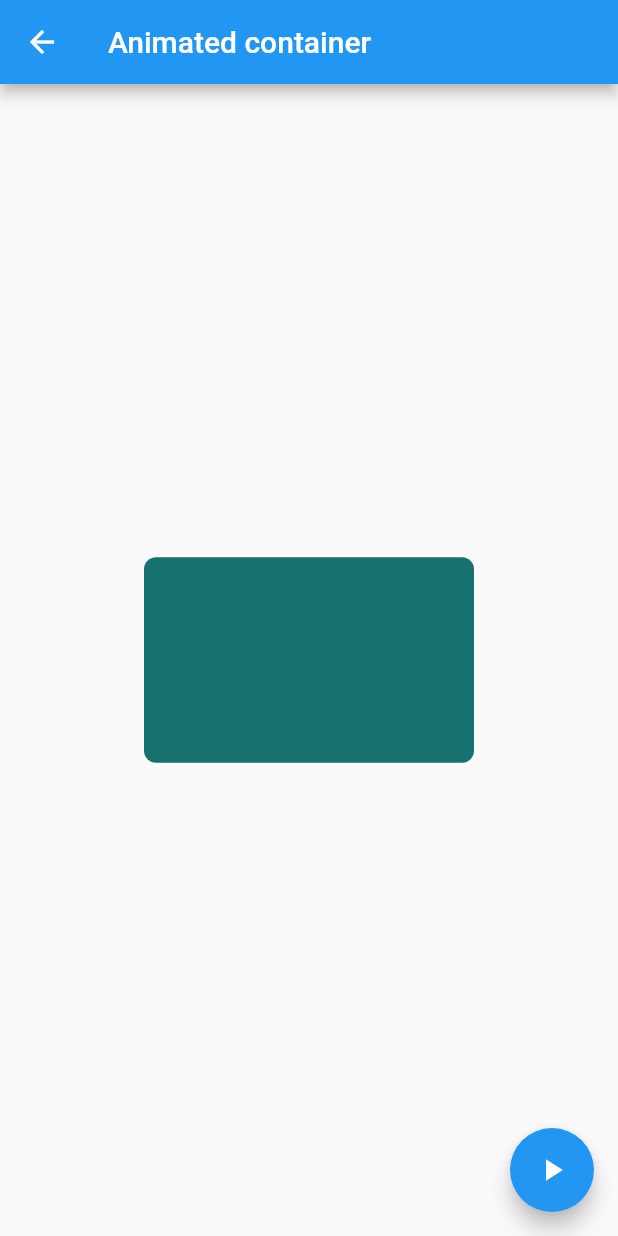
After one commit to frozenfangkb/components-flutter, a Flutter app: the AnimatedContainerPage screen opened by its route, after a tap on the "play arrow" icon, on a phone screen of 412 x 824 dp. The commit adds this screen. Run offline on Flutter 3.47's test engine with Material 2 defaults, Android fonts, the phone set to English and light mode, and no system bars.

Commit message:
animated container

```diff
--- a/data/menu_opts.json
+++ b/data/menu_opts.json
@@ -15,6 +15,11 @@
             "ruta" : "card",
             "icon" : "folder_open",
             "texto": "Cards - Tarjetas"
+        },
+        {
+            "ruta" : "animatedContainer",
+            "icon" : "donut_large",
+            "texto": "Animated Container"
         }
     ]
 }
--- /dev/null
+++ b/lib/src/pages/animated_container.dart
@@ -0,0 +1,51 @@
+import 'dart:math';
+
+import 'package:flutter/material.dart';
+
+class AnimatedContainerPage extends StatefulWidget {
+  AnimatedContainerPage({Key key}) : super(key: key);
+
+  @override
+  _AnimatedContainerPageState createState() => _AnimatedContainerPageState();
+}
+
+class _AnimatedContainerPageState extends State<AnimatedContainerPage> {
+  double _width = 50.0;
+  double _height = 50.0;
+  Color _color = Colors.green;
+  BorderRadiusGeometry _borderRadius = BorderRadius.circular(8.0);
+
+  @override
+  Widget build(BuildContext context) {
+    return Scaffold(
+      appBar: AppBar(
+        title: Text('Animated container'),
+      ),
+      body: Center(
+        child: AnimatedContainer(
+          width: _width,
+          height: _height,
+          decoration: BoxDecoration(borderRadius: _borderRadius, color: _color),
+          duration: Duration(seconds: 1),
+          curve: Curves.easeOutQuart,
+        ),
+      ),
+      floatingActionButton: FloatingActionButton(
+        child: Icon(Icons.play_arrow),
+        onPressed: _cambiarForma,
+      ),
+    );
+  }
+
+  void _cambiarForma() {
+    final random = Random();
+
+    setState(() {
+      _width = random.nextInt(300).toDouble();
+      _height = random.nextInt(300).toDouble();
+      _color = Color.fromRGBO(
+          random.nextInt(255), random.nextInt(255), random.nextInt(255), 1);
+      _borderRadius = BorderRadius.circular(random.nextInt(50).toDouble());
+    });
+  }
+}
--- a/lib/src/routes/routes.dart
+++ b/lib/src/routes/routes.dart
@@ -1,4 +1,5 @@
 import 'package:componentes/src/pages/alert_page.dart';
+import 'package:componentes/src/pages/animated_container.dart';
 import 'package:componentes/src/pages/avatar_page.dart';
 import 'package:componentes/src/pages/card_page.dart';
 import 'package:componentes/src/pages/home_page.dart';
@@ -10,5 +11,6 @@ Map<String, WidgetBuilder> getApplicationRoutes() {
     'alert': (BuildContext context) => AlertPage(),
     'avatar': (BuildContext context) => AvatarPage(),
     'card': (BuildContext context) => CardPage(),
+    'animatedContainer': (BuildContext context) => AnimatedContainerPage(),
   };
 }
--- a/lib/src/utils/icon_string_util.dart
+++ b/lib/src/utils/icon_string_util.dart
@@ -4,6 +4,7 @@ final _icons = <String, IconData>{
   'add_alert': Icons.add_alert,
   'accessibility': Icons.accessibility,
   'folder_open': Icons.folder_open,
+  'donut_large': Icons.donut_large
 };
 
 Icon getIcon(String iconName) => Icon(_icons[iconName], color: Colors.blue);
```
